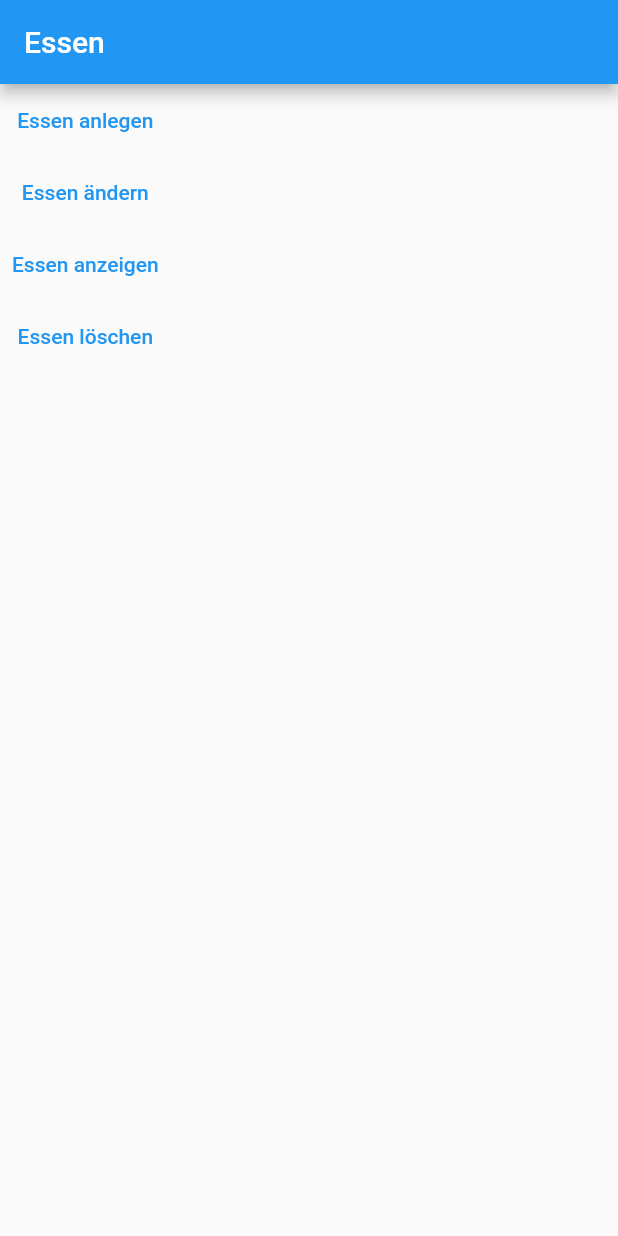
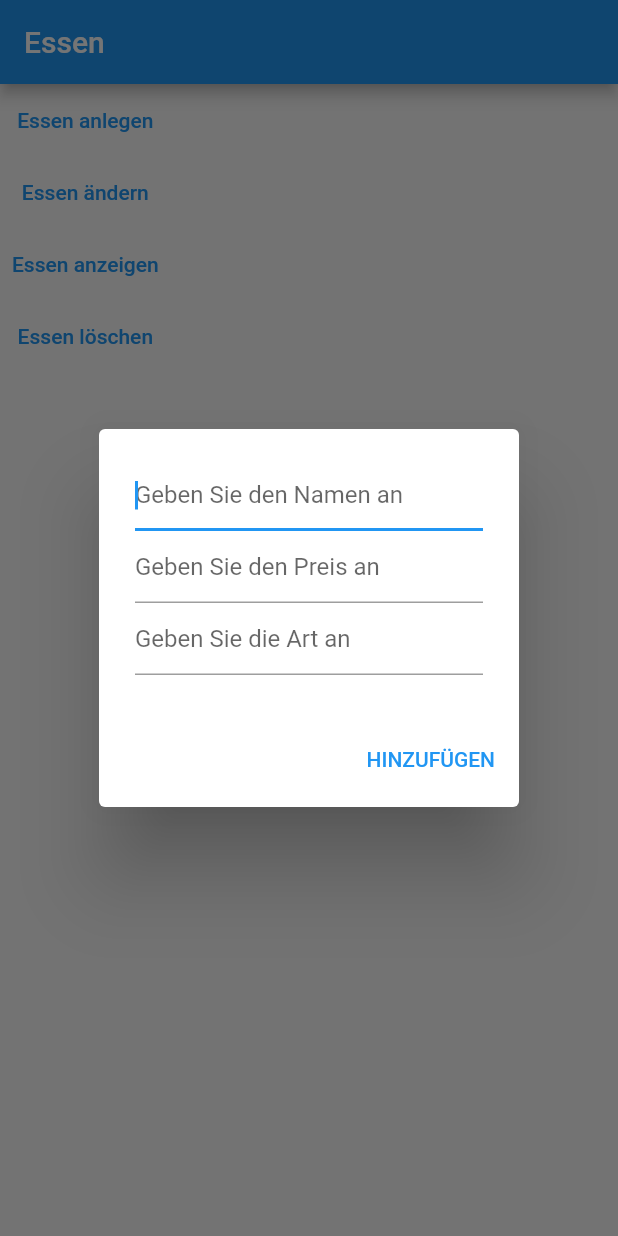
Before and after one commit to atze119/webmo_group4, a Flutter app: the screen it shows once a user with an empty profile is signed in, after a tap on "Essen anlegen", on a phone screen of 412 x 824 dp. Run offline on Flutter 3.47's test engine with Material 2 defaults, Android fonts, the light colour scheme and no system bars; our stand-ins replace cloud_firestore, decimal, firebase_auth, firebase_core, flutter_spinkit; accounts and stored records are empty.

Commit message:
added popup windows for adding dishes to Database. (Add/Remove/Show/Change) in food_view.dart

```diff
--- a/lib/models/foodmodel/food_model.dart
+++ b/lib/models/foodmodel/food_model.dart
@@ -3,7 +3,7 @@ import 'package:decimal/decimal.dart';
 class FoodModel {
 
   final String name, foodType;
-  final String price;
+  final String price; // TODO maybe change price to decimal
 
   FoodModel({required this.name, required this.foodType, required this.price});
 
--- a/lib/models/repo/database_food.dart
+++ b/lib/models/repo/database_food.dart
@@ -7,6 +7,8 @@ class DatabaseFood {
   // final Decimal price;
   //
   // DatabaseFood({required this.name, required this.foodType, required this.price});
+
+  // TODO maybe switch this .dart-file to an other place, because of MVVM-Purposes
 
   final CollectionReference foodCollection = FirebaseFirestore.instance.collection("FoodCollection");
 
@@ -46,5 +48,4 @@ class DatabaseFood {
     return foodModel;
   }
 
-  // Stream<Iterable<FoodModel>> allDishes() => foodCollection.snapshots().map((event) => event.docs.map((doc) => FoodModel.fromSnapshot(doc)))
 }
--- a/lib/viewmodels/wrapper.dart
+++ b/lib/viewmodels/wrapper.dart
@@ -33,7 +33,7 @@ class Wrapper extends StatelessWidget {
                   return Loading();
                 } else {
                   bool isAdmin = snapshot.data ?? false;
-                  return Foodview();//isAdmin ? HomeAdmin() : HomeUser();
+                  return FoodView();//isAdmin ? HomeAdmin() : HomeUser(); TODO change this for normal use
                 }
               },
             );
--- a/lib/views/food/food_view.dart
+++ b/lib/views/food/food_view.dart
@@ -4,34 +4,105 @@ import 'package:flutter/material.dart';
 import '../../models/foodmodel/food_model.dart';
 import '../../models/repo/Database_food.dart';
 
-class Foodview extends StatelessWidget {
-  const Foodview({super.key});
+class FoodView extends StatefulWidget {
+  const FoodView({super.key});
 
   @override
-  Widget build(BuildContext context) {
-    return Scaffold(
+  State<FoodView> createState() => _FoodViewState();
+}
+
+class _FoodViewState extends State<FoodView> {
+  late TextEditingController controller;
+  late List<TextEditingController> listController;
+  FoodModel? foodModel;
+
+  @override
+  void initState() {
+    listController = [];
+    for (var i = 0; i <= 2; i++) {
+      listController.add(TextEditingController());
+    }
+    controller = TextEditingController();
+    super.initState();
+  }
+
+  @override
+  void dispose() {
+    controller.dispose();
+    super.dispose();
+  }
+
+  @override
+  Widget build(BuildContext context) =>
+
+     Scaffold(
       appBar: AppBar(title: const Text("Essen"),),
       body: Column(
         children: [
-          TextButton(onPressed: () {
-            DatabaseFood().createNewFood(foodModel: FoodModel(name: "Bolognese", foodType: "Vegetarisch",price: "2"));
-            // TODO add function
+          TextButton(onPressed: () async {
+            listController = (await openCreateDialog(context: context, title: "Essen anlegen", action: "HINZUFÜGEN", hintTextName: "Geben Sie den Namen an",
+                      hintTextPrice:  "Geben Sie die Art an", hintTextType: "Geben Sie den Preis an"))!;
+
+            if (listController == null || listController[0].text.isEmpty || listController[1].text.isEmpty || listController[2].text.isEmpty) return; // TODO implement exception handling with error message on display
+            // TODO maybe change price to Decimal
+            DatabaseFood().createNewFood(foodModel: FoodModel(name: listController[0].text, foodType: listController[1].text,price: listController[2].text));
+            // TODO add textfield on display to show Food Attributes
           }, child: const Text("Essen anlegen")),
           TextButton(onPressed: () {
-            // TODO add function
+            // TODO add function to change data from the dishes. Here and in database_food.dart
 
           }, child: const Text("Essen ändern")),
           TextButton(onPressed: () async {
-            FoodModel foodModel = await DatabaseFood().getFoodModel("Bolognese");
+            final foodName = await openDialog(context: context, title: "Suche", action: "SUCHE", hintText: "Geben Sie den Namen des Gerichtes ein");
+            if (foodName == null || foodName.isEmpty) {
+              return;
+            }
+            final foodModel = await DatabaseFood().getFoodModel(foodName);
+            setState(() => this.foodModel = foodModel);
             print(foodModel.price); // TODO test case needs to be deleted
             print(foodModel.name);
             print(foodModel.foodType);
+
           }, child: const Text("Essen anzeigen")),
-          TextButton(onPressed: () {
-            DatabaseFood().deleteFood(name: "Bolognese");
+          //Align(alignment: Alignment.centerRight, child: Text("${foodModel.name} ${foodModel.foodType} ${foodModel.price}"),),
+          TextButton(onPressed: () async {
+            final foodName = await openDialog(context: context, title: "Entfernen", action: "LÖSCHEN", hintText: "Geben Sie den Namen des Gerichtes ein");
+            if (foodName == null || foodName.isEmpty) {
+              return;
+            }
+            DatabaseFood().deleteFood(name: foodName);
           }, child: const Text("Essen löschen")),
         ],
       ),
     );
-  }
+
+  // TODO these two need to be moved out of view!
+
+  Future<String?> openDialog({required BuildContext context, required String title, required String action, required String hintText}) => showDialog<String>(
+      context: context,
+      builder: (context) => AlertDialog(title:  Text(title),
+        content: TextField(autofocus: true, decoration: InputDecoration(hintText: hintText),
+          controller: controller,
+        ),
+        actions: [TextButton(onPressed: () {
+        Navigator.of(context).pop(controller.text);
+          }, child: Text(action),)],
+      ),
+  );
+
+  Future<List<TextEditingController>?> openCreateDialog({required BuildContext context, required String title, required String action,
+    required hintTextName, required hintTextType, required hintTextPrice }) => showDialog<List<TextEditingController>>(
+    context: context,
+    builder: (context) => AlertDialog(content: Column(mainAxisSize: MainAxisSize.min,children: [
+      TextField(autofocus: true, decoration: InputDecoration(hintText: hintTextName),controller: listController[0]), // == foodName
+      TextField(autofocus: true, decoration: InputDecoration(hintText: hintTextType), controller: listController[1]), // == foodType
+      TextField(autofocus: true, decoration: InputDecoration(hintText: hintTextPrice), controller: listController[2]), // == price
+      ]),
+      actions: [TextButton(onPressed: () {
+      Navigator.of(context).pop(listController);
+    }, child: Text(action),)],
+    ),
+  );
+
+
 }
```
